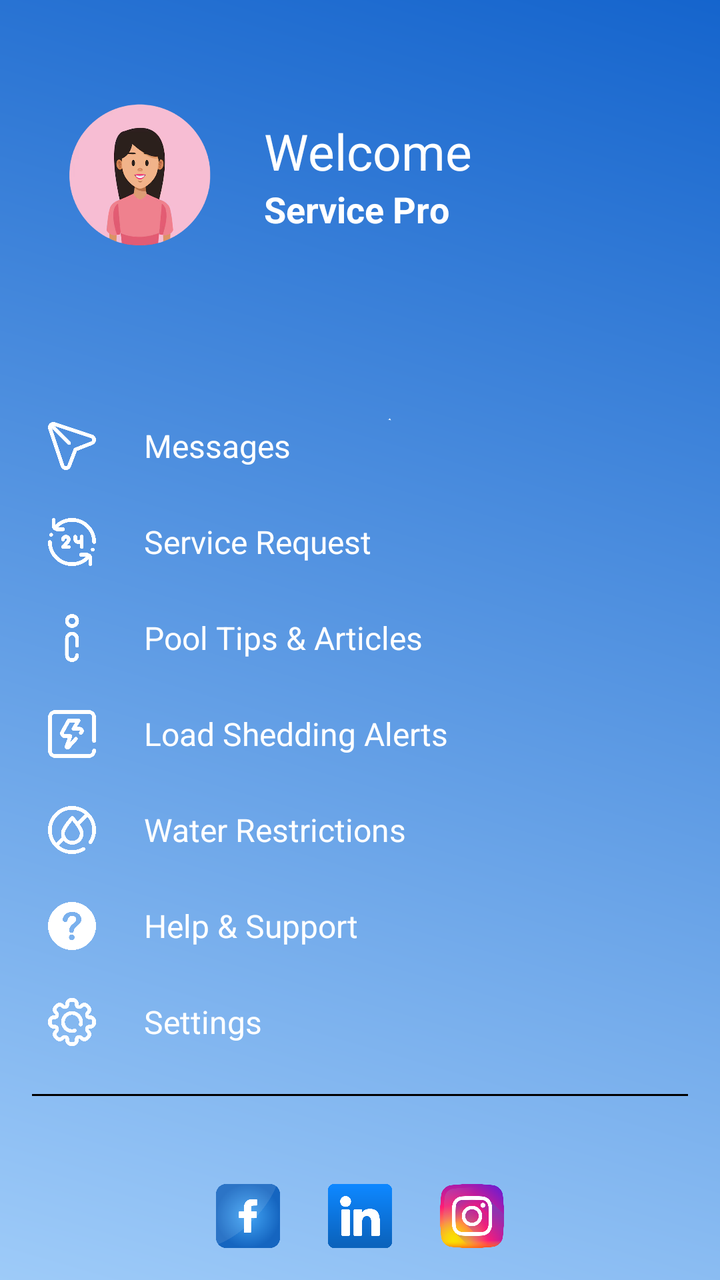
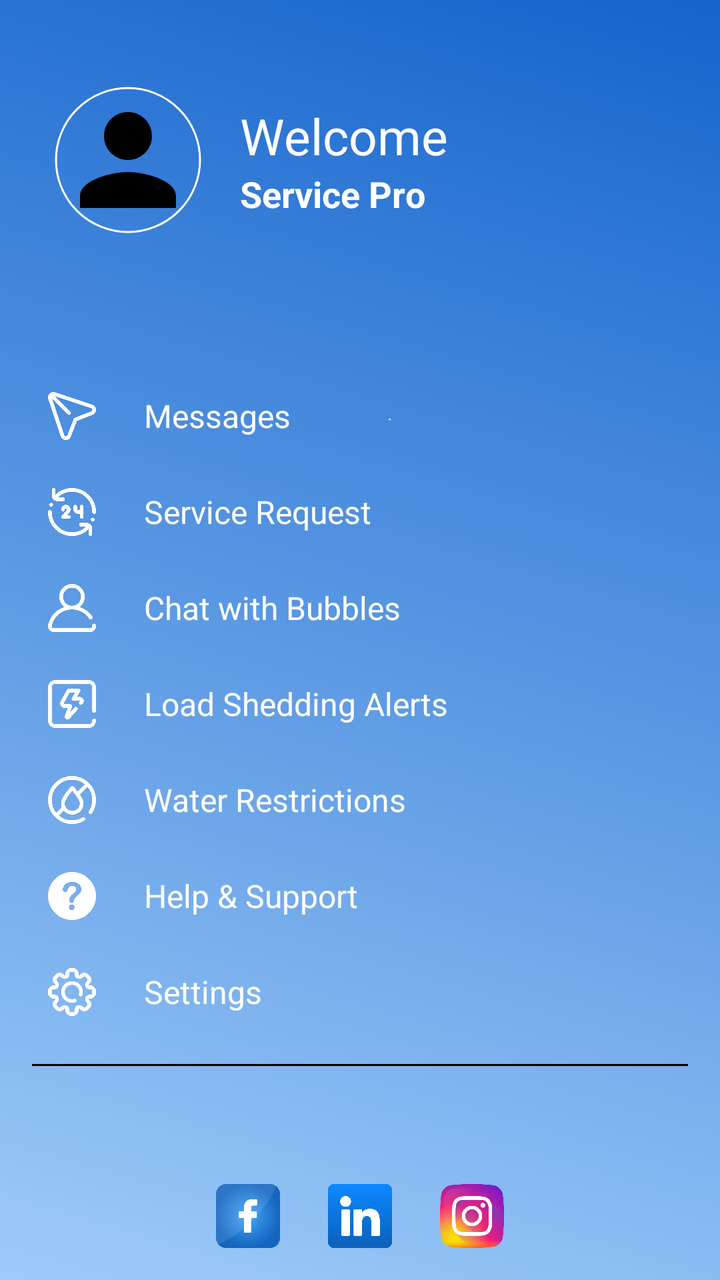

Before-and-after screenshots of an Android layout around one commit, followed by the original layout XML and the change that was made.
<!-- AndroidManifest.xml: application theme Theme.PoolApp -->
<!-- res/layout/sp_navigation_drawer.xml -->
<?xml version="1.0" encoding="utf-8"?>
<LinearLayout xmlns:android="http://schemas.android.com/apk/res/android"
    xmlns:app="http://schemas.android.com/apk/res-auto"
    xmlns:tools="http://schemas.android.com/tools"
    android:id="@+id/navDrawerLayout"
    android:layout_width="300dp"
    android:layout_height="match_parent"
    android:layout_gravity="start"
    android:background="@drawable/pbg"
    android:orientation="vertical"
    android:fitsSystemWindows="true">

    <androidx.constraintlayout.widget.ConstraintLayout
        android:id="@+id/cl_nav_header"
        android:layout_width="match_parent"
        android:layout_height="wrap_content"
        android:paddingBottom="48dp"
        android:background="@android:color/transparent">

        <View
            android:id="@+id/top_spacer"
            android:layout_width="match_parent"
            android:layout_height="24dp"
            app:layout_constraintTop_toTopOf="parent"
            app:layout_constraintStart_toStartOf="parent"/>

        <ImageView
            android:id="@+id/nav_profile_image"
            android:layout_width="92dp"
            android:layout_height="95dp"
            android:layout_marginStart="24dp"
            android:layout_marginTop="16dp"

            android:contentDescription="User Profile Image"
            android:padding="4dp"
            android:scaleType="centerCrop"
            android:src="@drawable/f2"
            app:layout_constraintStart_toStartOf="parent"
            app:layout_constraintTop_toBottomOf="@id/top_spacer"
            app:tint="@null" />

        <TextView
            android:id="@+id/nav_welcome_text"
            android:layout_width="0dp"
            android:layout_height="wrap_content"
            android:text="Welcome"
            android:textColor="@color/white"
            android:textSize="25sp"
            android:layout_marginStart="16dp"
            android:layout_marginEnd="24dp"
            app:layout_constraintBottom_toTopOf="@+id/nav_username"
            app:layout_constraintStart_toEndOf="@id/nav_profile_image"
            app:layout_constraintEnd_toEndOf="parent"
            app:layout_constraintVertical_chainStyle="packed"
            app:layout_constraintTop_toTopOf="@+id/nav_profile_image" />

        <TextView
            android:id="@+id/nav_username"
            android:layout_width="0dp"
            android:layout_height="wrap_content"
            android:text="Service Pro"
            android:textColor="@color/white"
            android:textSize="18sp"
            android:textStyle="bold"
            app:layout_constraintTop_toBottomOf="@id/nav_welcome_text"
            app:layout_constraintStart_toStartOf="@id/nav_welcome_text"
            app:layout_constraintEnd_toEndOf="@id/nav_welcome_text"
            app:layout_constraintBottom_toBottomOf="@+id/nav_profile_image"/>

    </androidx.constraintlayout.widget.ConstraintLayout>

    <ScrollView
        android:layout_width="match_parent"
        android:layout_height="0dp"
        android:layout_weight="1"
        android:clipToPadding="false"
        android:paddingTop="16dp"
        android:paddingBottom="8dp">

        <LinearLayout
            android:layout_width="match_parent"
            android:layout_height="wrap_content"
            android:orientation="vertical"
            android:paddingBottom="16dp">

            <LinearLayout
                android:id="@+id/btnMessages"
                style="@style/NavDrawerMenuItemStyle"
                android:contentDescription="Messages">

                <ImageView
                    android:id="@+id/ivMessagesIcon"
                    style="@style/NavDrawerMenuItemIconStyle"
                    android:src="@drawable/message"
                    app:tint="@color/white" />

                <TextView
                    android:id="@+id/tvMessagesText"
                    style="@style/NavDrawerMenuItemTextStyle"
                    android:text="Messages"
                    android:textColor="@color/white" />
            </LinearLayout>
            <LinearLayout
                android:id="@+id/btnServiceRequest"
                style="@style/NavDrawerMenuItemStyle"
                android:contentDescription="Service Requests">
                <ImageView
                    android:id="@+id/ivServicesIcon"
                    style="@style/NavDrawerMenuItemIconStyle"
                    android:src="@drawable/services"
                    app:tint="@color/white"
                    />

                <TextView
                    android:id="@+id/tvServiceRequestText"
                    style="@style/NavDrawerMenuItemTextStyle"
                    android:text="Service Request"
                    android:textColor="@color/white" />
            </LinearLayout>
            <LinearLayout
                android:id="@+id/btnTips"
                style="@style/NavDrawerMenuItemStyle"
                android:contentDescription="Pool Tips &amp; Articles">

                <ImageView
                    android:id="@+id/ivTipsIcon"
                    style="@style/NavDrawerMenuItemIconStyle"
                    android:src="@drawable/tips"
                    app:tint="@color/white" />

                <TextView
                    android:id="@+id/tvTipsText"
                    style="@style/NavDrawerMenuItemTextStyle"
                    android:text="Pool Tips &amp; Articles"
                    android:textColor="@color/white" />
            </LinearLayout>

            <LinearLayout
                android:id="@+id/btnLoadshedding"
                style="@style/NavDrawerMenuItemStyle"
                android:contentDescription="Load Shedding Alerts">

                <ImageView
                    android:id="@+id/ivLoadsheddingIcon"
                    style="@style/NavDrawerMenuItemIconStyle"
                    android:src="@drawable/loadshedding"
                    app:tint="@color/white" />

                <TextView
                    android:id="@+id/tvLoadsheddingText"
                    style="@style/NavDrawerMenuItemTextStyle"
                    android:text="Load Shedding Alerts"
                    android:textColor="@color/white" />
            </LinearLayout>

            <LinearLayout
                android:id="@+id/btnRestrictions"
                style="@style/NavDrawerMenuItemStyle"
                android:contentDescription="Water Restrictions">

                <ImageView
                    android:id="@+id/ivRestrictionsIcon"
                    style="@style/NavDrawerMenuItemIconStyle"
                    android:src="@drawable/water_restriction"
                    app:tint="@color/white" />

                <TextView
                    android:id="@+id/tvRestrictionsText"
                    style="@style/NavDrawerMenuItemTextStyle"
                    android:text="Water Restrictions"
                    android:textColor="@color/white" />
            </LinearLayout>

            <LinearLayout
                android:id="@+id/btnHelp"
                style="@style/NavDrawerMenuItemStyle"
                android:contentDescription="Help &amp; Support">

                <ImageView
                    android:id="@+id/ivHelpIcon"
                    style="@style/NavDrawerMenuItemIconStyle"
                    android:src="@drawable/help"
                    app:tint="@color/white" />

                <TextView
                    android:id="@+id/tvHelpText"
                    style="@style/NavDrawerMenuItemTextStyle"
                    android:text="Help &amp; Support"
                    android:textColor="@color/white" />
            </LinearLayout>

            <LinearLayout
                android:id="@+id/btnSettings"
                style="@style/NavDrawerMenuItemStyle"
                android:contentDescription="Settings">

                <ImageView
                    android:id="@+id/ivSettingsIcon"
                    style="@style/NavDrawerMenuItemIconStyle"
                    android:src="@drawable/settings"
                    app:tint="@color/white" />

                <TextView
                    android:id="@+id/tvSettingsText"
                    style="@style/NavDrawerMenuItemTextStyle"
                    android:text="Settings"
                    android:textColor="@color/white" />
            </LinearLayout>



            <View android:layout_width="match_parent"
                android:layout_height="1dp"
                android:layout_marginVertical="12dp"
                android:layout_marginHorizontal="16dp"
                android:background="@color/black" />

        </LinearLayout>
    </ScrollView>

    <LinearLayout
        android:layout_width="match_parent"
        android:layout_height="wrap_content"
        android:orientation="horizontal"
        android:gravity="center"
        android:paddingVertical="16dp"
        android:background="@android:color/transparent">

        <ImageView
            android:layout_width="32dp"
            android:layout_height="32dp"
            android:src="@drawable/facebook"
            android:contentDescription="Facebook"
            android:layout_marginHorizontal="12dp"/>

        <ImageView
            android:layout_width="32dp"
            android:layout_height="32dp"
            android:src="@drawable/linkedin"
            android:contentDescription="LinkedIn"
            android:layout_marginHorizontal="12dp"/>

        <ImageView
            android:layout_width="32dp"
            android:layout_height="32dp"
            android:src="@drawable/instagram"
            android:contentDescription="Instagram"
            android:layout_marginHorizontal="12dp"/>

    </LinearLayout>

</LinearLayout>
<!-- resources referenced by this layout -->
<resources>
  <color name="black">#FF000000</color>
  <color name="white">#FFFFFFFF</color>
  <!-- drawable f2: png bitmap (drawable, 390831 bytes) -->
  <!-- drawable facebook: png bitmap (drawable, 57960 bytes) -->
  <!-- drawable help: png bitmap (drawable, 7880 bytes) -->
  <!-- drawable instagram: png bitmap (drawable, 150645 bytes) -->
  <!-- drawable linkedin: png bitmap (drawable, 11096 bytes) -->
  <!-- drawable loadshedding: png bitmap (drawable, 17808 bytes) -->
  <!-- drawable message: png bitmap (drawable, 23967 bytes) -->
  <!-- drawable pbg: png bitmap (drawable, 122204 bytes) -->
  <!-- drawable services: png bitmap (drawable, 26725 bytes) -->
  <!-- drawable settings: png bitmap (drawable, 33805 bytes) -->
  <!-- drawable tips: png bitmap (drawable, 13449 bytes) -->
  <!-- drawable water_restriction: png bitmap (drawable, 32996 bytes) -->
  <style name="NavDrawerMenuItemIconStyle">
          <item name="android:layout_width">24dp</item>
          <item name="android:layout_height">24dp</item>
          <item name="android:contentDescription">Menu Icon</item>
      </style>
  <style name="NavDrawerMenuItemStyle">
          <item name="android:layout_width">match_parent</item>
          <item name="android:layout_height">wrap_content</item>
          <item name="android:orientation">horizontal</item>
          <item name="android:gravity">center_vertical</item>
          <item name="android:clickable">true</item>
          <item name="android:focusable">true</item>
          <item name="android:background">?attr/selectableItemBackground</item>
          <item name="android:paddingStart">24dp</item>
          <item name="android:paddingEnd">16dp</item>
          <item name="android:paddingVertical">12dp</item>
      </style>
  <style name="NavDrawerMenuItemTextStyle">
          <item name="android:layout_width">0dp</item>
          <item name="android:layout_height">wrap_content</item>
          <item name="android:layout_weight">1</item>
          <item name="android:layout_marginStart">24dp</item>
          <item name="android:textColor">@color/white</item>
          <item name="android:textSize">16sp</item>
      </style>
  <style name="Theme.PoolApp" parent="Theme.Material3.DayNight.NoActionBar">
          <item name="colorPrimary">@color/colorPrimary</item>
          <item name="colorPrimaryVariant">@color/colorPrimaryVariant</item>
          <item name="colorOnPrimary">@color/colorOnPrimary</item>
          <item name="colorSecondary">@color/colorSecondary</item>
          <item name="colorOnSecondary">@color/colorOnSecondary</item>
          <item name="colorSurface">@color/colorSurface</item>
          <item name="colorOnSurface">@color/colorOnSurface</item>
          <item name="android:statusBarColor" tools:targetApi="l">?attr/colorPrimaryVariant</item>
      </style>
  <color name="colorPrimary">#096ca7</color>
  <color name="colorPrimaryVariant">#034b75</color>
  <color name="colorOnPrimary">#FFFFFF</color>
  <color name="colorSecondary">#0A57FF</color>
  <color name="colorOnSecondary">#FFFFFF</color>
  <color name="colorSurface">#FFFFFF</color>
  <color name="colorOnSurface">#1C1B1F</color>
</resources>

<!-- the commit's change to res/layout/sp_navigation_drawer.xml (unified diff, before → after) -->
@@ -23,21 +23,24 @@
             android:layout_height="24dp"
             app:layout_constraintTop_toTopOf="parent"
             app:layout_constraintStart_toStartOf="parent"/>
-
-        <ImageView
+        <com.google.android.material.imageview.ShapeableImageView
             android:id="@+id/nav_profile_image"
-            android:layout_width="92dp"
-            android:layout_height="95dp"
+            android:layout_width="80dp"
+            android:layout_height="80dp"
+            android:layout_marginTop="16dp"
+            android:src="@drawable/ic_profile_placeholder"
+            android:contentDescription="User Profile Image"
+            android:scaleType="centerCrop"
+            android:padding="4dp"
+            app:tint="@null"
+            app:layout_constraintTop_toBottomOf="@id/top_spacer"
+            app:layout_constraintStart_toStartOf="parent"
             android:layout_marginStart="24dp"
-            android:layout_marginTop="16dp"
-
-            android:contentDescription="User Profile Image"
-            android:padding="4dp"
-            android:scaleType="centerCrop"
-            android:src="@drawable/f2"
-            app:layout_constraintStart_toStartOf="parent"
-            app:layout_constraintTop_toBottomOf="@id/top_spacer"
-            app:tint="@null" />
+
+            app:shapeAppearanceOverlay="@style/ShapeAppearanceOverlay.App.CornerSize50Percent"
+            app:strokeWidth="1dp"
+            app:strokeColor="@color/white"
+            />
 
         <TextView
             android:id="@+id/nav_welcome_text"
@@ -118,20 +121,20 @@
                     android:textColor="@color/white" />
             </LinearLayout>
             <LinearLayout
-                android:id="@+id/btnTips"
-                style="@style/NavDrawerMenuItemStyle"
-                android:contentDescription="Pool Tips &amp; Articles">
-
-                <ImageView
-                    android:id="@+id/ivTipsIcon"
-                    style="@style/NavDrawerMenuItemIconStyle"
-                    android:src="@drawable/tips"
-                    app:tint="@color/white" />
-
-                <TextView
-                    android:id="@+id/tvTipsText"
-                    style="@style/NavDrawerMenuItemTextStyle"
-                    android:text="Pool Tips &amp; Articles"
+                android:id="@+id/btnBubbles"
+                style="@style/NavDrawerMenuItemStyle"
+                android:contentDescription="Bubbles AI">
+
+                <ImageView
+                    android:id="@+id/ivBubblesIcon"
+                    style="@style/NavDrawerMenuItemIconStyle"
+                    android:src="@drawable/profile"
+                    app:tint="@color/white" />
+
+                <TextView
+                    android:id="@+id/tvBubblesText"
+                    style="@style/NavDrawerMenuItemTextStyle"
+                    android:text="Chat with Bubbles"
                     android:textColor="@color/white" />
             </LinearLayout>
 
<!-- resource entries referenced after the edit -->
@@ -2,17 +2,22 @@
 <resources>
   <color name="black">#FF000000</color>
   <color name="white">#FFFFFFFF</color>
-  <!-- drawable f2: png bitmap (drawable, 390831 bytes) -->
   <!-- drawable facebook: png bitmap (drawable, 57960 bytes) -->
   <!-- drawable help: png bitmap (drawable, 7880 bytes) -->
+  <!-- drawable ic_profile_placeholder (drawable) -->
+  <vector android:height="24dp" android:tint="#000000"
+      android:viewportHeight="24" android:viewportWidth="24"
+      android:width="24dp" xmlns:android="http://schemas.android.com/apk/res/android">
+      <path android:fillColor="@android:color/white" android:pathData="M12,12c2.21,0 4,-1.79 4,-4s-1.79,-4 -4,-4 -4,1.79 -4,4 1.79,4 4,4zM12,14c-2.67,0 -8,1.34 -8,4v2h16v-2c0,-2.66 -5.33,-4 -8,-4z"/>
+  </vector>
   <!-- drawable instagram: png bitmap (drawable, 150645 bytes) -->
   <!-- drawable linkedin: png bitmap (drawable, 11096 bytes) -->
   <!-- drawable loadshedding: png bitmap (drawable, 17808 bytes) -->
   <!-- drawable message: png bitmap (drawable, 23967 bytes) -->
   <!-- drawable pbg: png bitmap (drawable, 122204 bytes) -->
+  <!-- drawable profile: png bitmap (drawable, 22789 bytes) -->
   <!-- drawable services: png bitmap (drawable, 26725 bytes) -->
   <!-- drawable settings: png bitmap (drawable, 33805 bytes) -->
-  <!-- drawable tips: png bitmap (drawable, 13449 bytes) -->
   <!-- drawable water_restriction: png bitmap (drawable, 32996 bytes) -->
   <style name="NavDrawerMenuItemIconStyle">
           <item name="android:layout_width">24dp</item>
@@ -39,6 +44,10 @@
           <item name="android:textColor">@color/white</item>
           <item name="android:textSize">16sp</item>
       </style>
+  <style name="ShapeAppearanceOverlay.App.CornerSize50Percent" parent="">
+          <item name="cornerFamily">rounded</item>
+          <item name="cornerSize">50%</item>
+      </style>
   <style name="Theme.PoolApp" parent="Theme.Material3.DayNight.NoActionBar">
           <item name="colorPrimary">@color/colorPrimary</item>
           <item name="colorPrimaryVariant">@color/colorPrimaryVariant</item>
